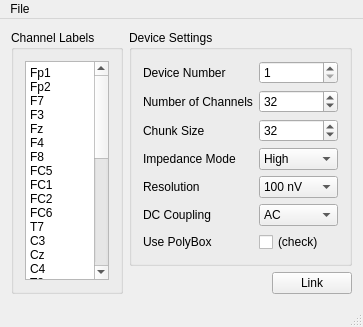
Before: the Qt Designer form mainwindow.ui in labstreaminglayer/App-BrainAmpSeries, drawn with Qt 5.
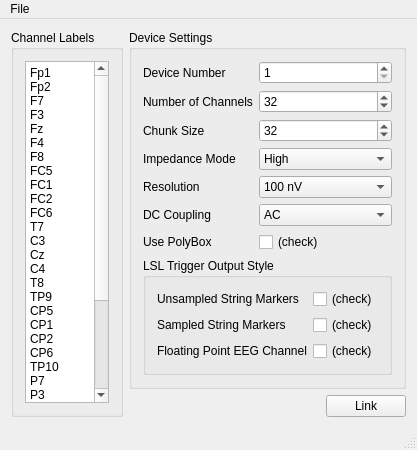
After: the same form once the commit is applied.

Patch:
```diff
--- a/mainwindow.ui
+++ b/mainwindow.ui
@@ -6,8 +6,8 @@
    <rect>
     <x>0</x>
     <y>0</y>
-    <width>317</width>
-    <height>302</height>
+    <width>407</width>
+    <height>406</height>
    </rect>
   </property>
   <property name="windowTitle">
@@ -238,6 +238,66 @@
            </property>
           </widget>
          </item>
+         <item row="7" column="0" colspan="2">
+          <widget class="QGroupBox" name="groupBox_3">
+           <property name="title">
+            <string>LSL Trigger Output Style</string>
+           </property>
+           <layout class="QFormLayout" name="formLayout_2">
+            <item row="0" column="0">
+             <widget class="QLabel" name="label_8">
+              <property name="text">
+               <string>Unsampled String Markers</string>
+              </property>
+             </widget>
+            </item>
+            <item row="0" column="1">
+             <widget class="QCheckBox" name="unsampledMarkers">
+              <property name="toolTip">
+               <string>&lt;html&gt;&lt;head/&gt;&lt;body&gt;&lt;p&gt;For an explanation of trigger marker types please read 'explanation_of_trigger_marker_types.pdf'.&lt;/p&gt;&lt;/body&gt;&lt;/html&gt;</string>
+              </property>
+              <property name="text">
+               <string>(check)</string>
+              </property>
+             </widget>
+            </item>
+            <item row="1" column="0">
+             <widget class="QLabel" name="label_9">
+              <property name="text">
+               <string>Sampled String Markers</string>
+              </property>
+             </widget>
+            </item>
+            <item row="1" column="1">
+             <widget class="QCheckBox" name="sampledMarkers">
+              <property name="toolTip">
+               <string>&lt;html&gt;&lt;head/&gt;&lt;body&gt;&lt;p&gt;For an explanation of trigger marker types please read 'explanation_of_trigger_marker_types.pdf'.&lt;/p&gt;&lt;/body&gt;&lt;/html&gt;</string>
+              </property>
+              <property name="text">
+               <string>(check)</string>
+              </property>
+             </widget>
+            </item>
+            <item row="2" column="0">
+             <widget class="QLabel" name="label_10">
+              <property name="text">
+               <string>Floating Point EEG Channel</string>
+              </property>
+             </widget>
+            </item>
+            <item row="2" column="1">
+             <widget class="QCheckBox" name="sampledMarkersEEG">
+              <property name="toolTip">
+               <string>&lt;html&gt;&lt;head/&gt;&lt;body&gt;&lt;p&gt;For an explanation of trigger marker types please read 'explanation_of_trigger_marker_types.pdf'.&lt;/p&gt;&lt;/body&gt;&lt;/html&gt;</string>
+              </property>
+              <property name="text">
+               <string>(check)</string>
+              </property>
+             </widget>
+            </item>
+           </layout>
+          </widget>
+         </item>
         </layout>
        </widget>
       </item>
@@ -287,8 +347,8 @@
     <rect>
      <x>0</x>
      <y>0</y>
-     <width>317</width>
-     <height>18</height>
+     <width>407</width>
+     <height>21</height>
     </rect>
    </property>
    <widget class="QMenu" name="menuFile">
```
